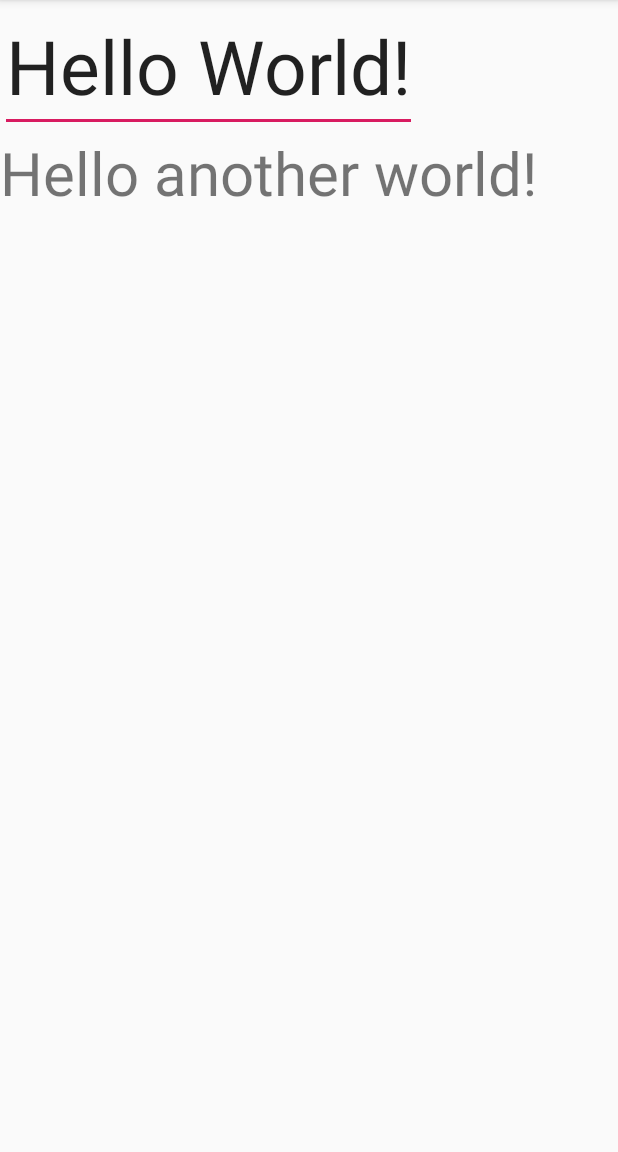
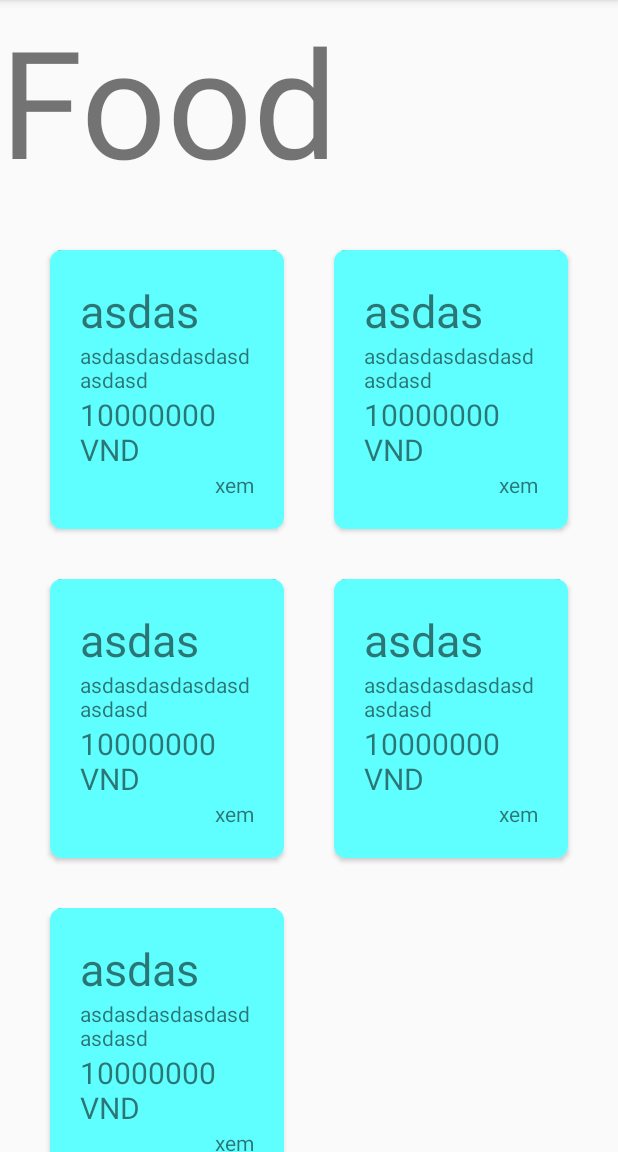
Before and after one commit to anhbtps10439/food-order, an Android app: the screen it shows after launch (MainActivity before the commit, ClickKindFood after it), on a phone screen of 412 x 824 dp, the part 84-1236 px from its top. Run offline under Robolectric (Android 15) with nearby library versions, the phone set to English and light mode, and no system bars.

Commit message:
Huy test cái recycleview cho loại món ăn nên đừng ai xài nhé <3

```diff
--- a/app/src/main/AndroidManifest.xml
+++ b/app/src/main/AndroidManifest.xml
@@ -9,7 +9,7 @@
         android:roundIcon="@mipmap/ic_launcher_round"
         android:supportsRtl="true"
         android:theme="@style/AppTheme">
-        <activity android:name=".activity.MainActivity">
+        <activity android:name=".huyTest.ClickKindFood">
             <intent-filter>
                 <action android:name="android.intent.action.MAIN" />
 
--- /dev/null
+++ b/app/src/main/java/com/pro1121/foodorder/huyTest/Adapter.java
@@ -0,0 +1,72 @@
+package com.pro1121.foodorder.huyTest;
+
+import android.content.Context;
+import android.view.LayoutInflater;
+import android.view.View;
+import android.view.ViewGroup;
+import android.widget.ImageView;
+import android.widget.TextView;
+
+import androidx.annotation.NonNull;
+import androidx.recyclerview.widget.RecyclerView;
+
+import com.pro1121.foodorder.R;
+import com.pro1121.foodorder.model.DishModel;
+
+import java.util.ArrayList;
+import java.util.List;
+
+public class Adapter extends RecyclerView.Adapter<Adapter.ViewHolder> {
+
+    static Context context;
+    List<DishModel> dishModels;
+
+    Adapter(Context context, List<DishModel> dishModels){
+        this.context=context;
+        this.dishModels=dishModels;
+    }
+
+    public static class ViewHolder extends RecyclerView.ViewHolder{
+        public ImageView imageView;
+        public TextView tv_dishName, tv_dishDes, tv_dishPrice;
+
+        public ViewHolder(View itemView){
+            super(itemView);
+            imageView = (ImageView)itemView.findViewById(R.id.iv_dish_image);
+            tv_dishName = (TextView)itemView.findViewById(R.id.tv_dish_name);
+            tv_dishDes = itemView.findViewById(R.id.tv_dish_des);
+            tv_dishPrice = itemView.findViewById(R.id.tv_dish_prices);
+        }
+        void bindData() {
+            RecyclerView.LayoutParams params =(RecyclerView.LayoutParams) itemView.getLayoutParams();
+            if (getAdapterPosition()%2 == 0){
+                params.setMargins(50,50,25,0);
+            }else {
+                params.setMargins(25,50,50,0);
+
+            }
+            itemView.setLayoutParams(params);
+        }
+    }
+
+    @NonNull
+    @Override
+    public ViewHolder onCreateViewHolder(@NonNull ViewGroup parent, int viewType) {
+        View view = LayoutInflater.from(context)
+                .inflate(R.layout.cardview_dishes, parent,false);
+        return new ViewHolder(view);
+    }
+
+    @Override
+    public void onBindViewHolder(@NonNull ViewHolder holder, int position) {
+        holder.tv_dishName.setText("asdas");
+        holder.tv_dishDes.setText("asdasdasdasdasdasdasd");
+        holder.tv_dishPrice.setText("10000000 VND");
+        holder.bindData();
+    }
+
+    @Override
+    public int getItemCount() {
+        return dishModels.size();
+    }
+}
--- /dev/null
+++ b/app/src/main/java/com/pro1121/foodorder/huyTest/ClickKindFood.java
@@ -0,0 +1,40 @@
+package com.pro1121.foodorder.huyTest;
+
+import android.os.Bundle;
+import android.widget.Toast;
+
+import androidx.annotation.Nullable;
+import androidx.appcompat.app.AppCompatActivity;
+import androidx.recyclerview.widget.GridLayoutManager;
+import androidx.recyclerview.widget.LinearLayoutManager;
+import androidx.recyclerview.widget.RecyclerView;
+
+import com.pro1121.foodorder.R;
+import com.pro1121.foodorder.model.DishModel;
+
+import java.util.ArrayList;
+import java.util.List;
+
+public class ClickKindFood extends AppCompatActivity {
+    RecyclerView recyclerView;
+    List<DishModel> dishModels = new ArrayList<>();
+    @Override
+    protected void onCreate(@Nullable Bundle savedInstanceState) {
+        super.onCreate(savedInstanceState);
+        setContentView(R.layout.fragment_click_kind_food);
+
+        recyclerView = findViewById(R.id.rv_dishes);
+
+        dishModels.add(new DishModel("1","1","a",1000000,"a","a"));
+        dishModels.add(new DishModel("1","1","a",1000000,"a","a"));
+        dishModels.add(new DishModel("1","1","a",1000000,"a","a"));
+        dishModels.add(new DishModel("1","1","a",1000000,"a","a"));
+        dishModels.add(new DishModel("1","1","a",1000000,"a","a"));
+
+        GridLayoutManager layoutManager = new GridLayoutManager(this,2);
+        recyclerView.setLayoutManager(layoutManager);
+        Adapter adapter = new Adapter(this,dishModels);
+        recyclerView.setAdapter(adapter);
+
+    }
+}
--- /dev/null
+++ b/app/src/main/java/com/pro1121/foodorder/huyTest/ViewHolder.java
@@ -0,0 +1,22 @@
+package com.pro1121.foodorder.huyTest;
+
+import android.view.View;
+import android.widget.ImageView;
+import android.widget.TextView;
+
+import androidx.annotation.NonNull;
+import androidx.recyclerview.widget.RecyclerView;
+
+import com.pro1121.foodorder.R;
+
+public class ViewHolder extends RecyclerView.ViewHolder{
+    ImageView iv_dish;
+    TextView tv_dishName, tv_dishDes, tv_dishPrice;
+
+    public ViewHolder(@NonNull View itemView) {
+        super(itemView);
+        tv_dishName= itemView.findViewById(R.id.tv_dish_name);
+        tv_dishDes = itemView.findViewById(R.id.tv_dish_des);
+        tv_dishPrice = itemView.findViewById(R.id.tv_dish_prices);
+    }
+}
--- a/app/src/main/res/layout/cardview_dishes.xml
+++ b/app/src/main/res/layout/cardview_dishes.xml
@@ -1,14 +1,10 @@
 <?xml version="1.0" encoding="utf-8"?>
-
-<LinearLayout android:orientation="vertical"
-    android:layout_width="match_parent"
-    android:layout_height="match_parent"
-    xmlns:android="http://schemas.android.com/apk/res/android"
-    xmlns:app="http://schemas.android.com/apk/res-auto">
     <androidx.cardview.widget.CardView
         android:layout_width="match_parent"
         android:layout_height="wrap_content"
-        app:cardCornerRadius="8dp">
+        app:cardCornerRadius="8dp"
+        xmlns:android="http://schemas.android.com/apk/res/android"
+        xmlns:app="http://schemas.android.com/apk/res-auto">
         <RelativeLayout
             android:layout_width="match_parent"
             android:layout_height="match_parent"
@@ -54,6 +50,4 @@
                 </LinearLayout>
             </FrameLayout>
         </RelativeLayout>
-
     </androidx.cardview.widget.CardView>
-</LinearLayout>
--- a/app/src/main/res/layout/fragment_click_kind_food.xml
+++ b/app/src/main/res/layout/fragment_click_kind_food.xml
@@ -4,6 +4,11 @@
     android:orientation="vertical"
     android:layout_width="match_parent"
     android:layout_height="match_parent">
+    <TextView
+        android:layout_width="match_parent"
+        android:layout_height="wrap_content"
+        android:text="Food"
+        android:textSize="100dp"/>
     <androidx.recyclerview.widget.RecyclerView
         android:id="@+id/rv_dishes"
         android:layout_width="match_parent"
```
